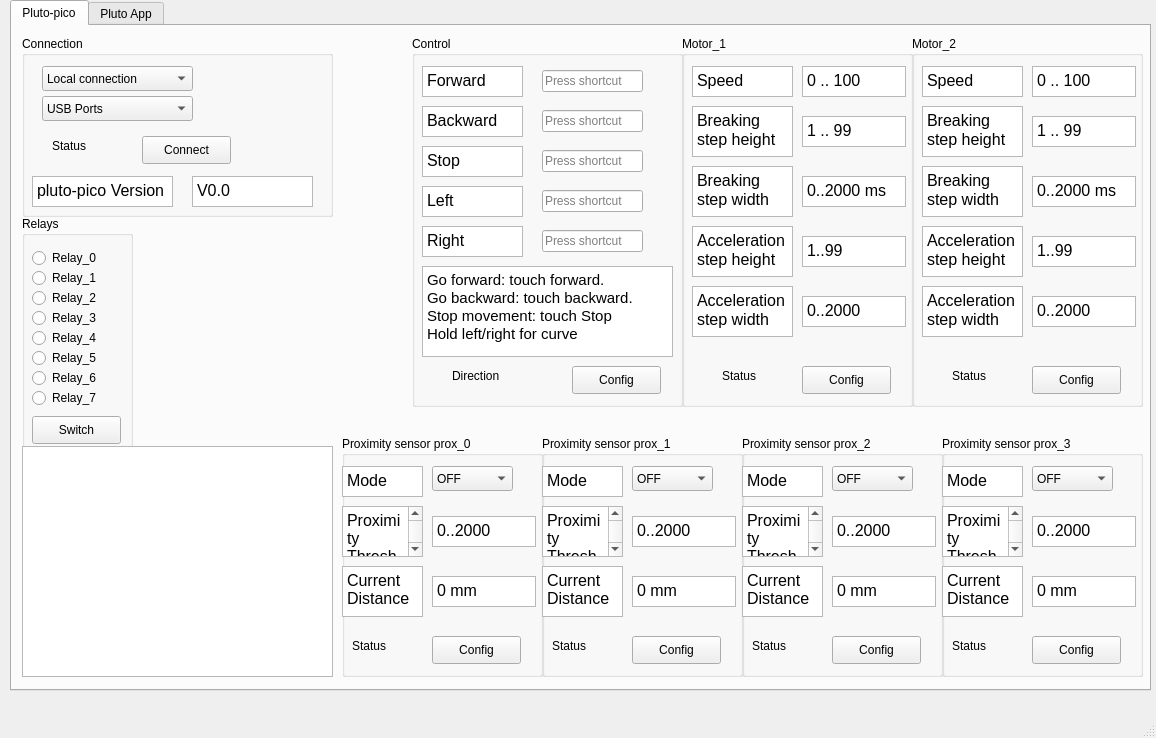
This is ui/pluto_control.ui in jruelli/pluto_control as Qt 5 draws it before an edit. The edited form follows.
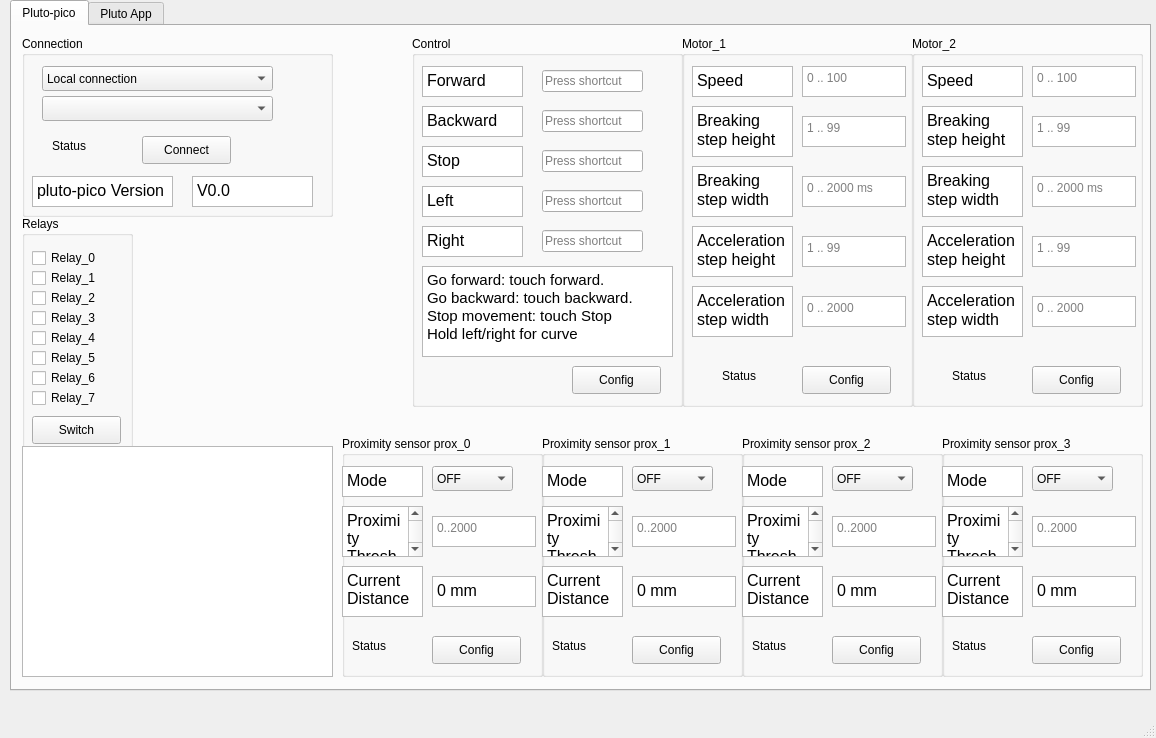
This is the edited form.

Commit message: list all available usb devices

What changed in the file:
```diff
--- a/ui/pluto_control.ui
+++ b/ui/pluto_control.ui
@@ -50,7 +50,7 @@
         <rect>
          <x>20</x>
          <y>30</y>
-         <width>151</width>
+         <width>231</width>
          <height>25</height>
         </rect>
        </property>
@@ -70,15 +70,10 @@
         <rect>
          <x>20</x>
          <y>60</y>
-         <width>151</width>
+         <width>231</width>
          <height>25</height>
         </rect>
        </property>
-       <item>
-        <property name="text">
-         <string>USB Ports</string>
-        </property>
-       </item>
       </widget>
       <widget class="QPushButton" name="pushButton">
        <property name="geometry">
@@ -166,7 +161,7 @@
         <string>Switch</string>
        </property>
       </widget>
-      <widget class="QRadioButton" name="radioButton">
+      <widget class="QCheckBox" name="bt_relay_0">
        <property name="geometry">
         <rect>
          <x>10</x>
@@ -179,7 +174,7 @@
         <string>Relay_0</string>
        </property>
       </widget>
-      <widget class="QRadioButton" name="radioButton_2">
+      <widget class="QCheckBox" name="bt_relay_1">
        <property name="geometry">
         <rect>
          <x>10</x>
@@ -192,7 +187,7 @@
         <string>Relay_1</string>
        </property>
       </widget>
-      <widget class="QRadioButton" name="radioButton_3">
+      <widget class="QCheckBox" name="bt_relay_2">
        <property name="geometry">
         <rect>
          <x>10</x>
@@ -205,7 +200,7 @@
         <string>Relay_3</string>
        </property>
       </widget>
-      <widget class="QRadioButton" name="radioButton_4">
+      <widget class="QCheckBox" name="bt_relay_3">
        <property name="geometry">
         <rect>
          <x>10</x>
@@ -218,7 +213,7 @@
         <string>Relay_2</string>
        </property>
       </widget>
-      <widget class="QRadioButton" name="radioButton_5">
+      <widget class="QCheckBox" name="bt_relay_4">
        <property name="geometry">
         <rect>
          <x>10</x>
@@ -231,7 +226,7 @@
         <string>Relay_7</string>
        </property>
       </widget>
-      <widget class="QRadioButton" name="radioButton_6">
+      <widget class="QCheckBox" name="bt_relay_5">
        <property name="geometry">
         <rect>
          <x>10</x>
@@ -244,7 +239,7 @@
         <string>Relay_5</string>
        </property>
       </widget>
-      <widget class="QRadioButton" name="radioButton_7">
+      <widget class="QCheckBox" name="bt_relay_6">
        <property name="geometry">
         <rect>
          <x>10</x>
@@ -257,7 +252,7 @@
         <string>Relay_6</string>
        </property>
       </widget>
-      <widget class="QRadioButton" name="radioButton_8">
+      <widget class="QCheckBox" name="bt_relay_7">
        <property name="geometry">
         <rect>
          <x>10</x>
@@ -366,7 +361,10 @@
 &lt;html&gt;&lt;head&gt;&lt;meta name=&quot;qrichtext&quot; content=&quot;1&quot; /&gt;&lt;style type=&quot;text/css&quot;&gt;
 p, li { white-space: pre-wrap; }
 &lt;/style&gt;&lt;/head&gt;&lt;body style=&quot; font-family:'MS Shell Dlg 2'; font-size:12pt; font-weight:400; font-style:normal;&quot;&gt;
-&lt;p style=&quot; margin-top:0px; margin-bottom:0px; margin-left:0px; margin-right:0px; -qt-block-indent:0; text-indent:0px;&quot;&gt;0..2000&lt;/p&gt;&lt;/body&gt;&lt;/html&gt;</string>
+&lt;p style=&quot;-qt-paragraph-type:empty; margin-top:0px; margin-bottom:0px; margin-left:0px; margin-right:0px; -qt-block-indent:0; text-indent:0px;&quot;&gt;&lt;br /&gt;&lt;/p&gt;&lt;/body&gt;&lt;/html&gt;</string>
+       </property>
+       <property name="placeholderText">
+        <string>0..2000</string>
        </property>
       </widget>
       <widget class="QPushButton" name="pushButton_4">
@@ -515,7 +513,10 @@
 &lt;html&gt;&lt;head&gt;&lt;meta name=&quot;qrichtext&quot; content=&quot;1&quot; /&gt;&lt;style type=&quot;text/css&quot;&gt;
 p, li { white-space: pre-wrap; }
 &lt;/style&gt;&lt;/head&gt;&lt;body style=&quot; font-family:'MS Shell Dlg 2'; font-size:12pt; font-weight:400; font-style:normal;&quot;&gt;
-&lt;p style=&quot; margin-top:0px; margin-bottom:0px; margin-left:0px; margin-right:0px; -qt-block-indent:0; text-indent:0px;&quot;&gt;0..2000&lt;/p&gt;&lt;/body&gt;&lt;/html&gt;</string>
+&lt;p style=&quot;-qt-paragraph-type:empty; margin-top:0px; margin-bottom:0px; margin-left:0px; margin-right:0px; -qt-block-indent:0; text-indent:0px;&quot;&gt;&lt;br /&gt;&lt;/p&gt;&lt;/body&gt;&lt;/html&gt;</string>
+       </property>
+       <property name="placeholderText">
+        <string>0..2000</string>
        </property>
       </widget>
       <widget class="QPushButton" name="pushButton_5">
@@ -664,7 +665,10 @@
 &lt;html&gt;&lt;head&gt;&lt;meta name=&quot;qrichtext&quot; content=&quot;1&quot; /&gt;&lt;style type=&quot;text/css&quot;&gt;
 p, li { white-space: pre-wrap; }
 &lt;/style&gt;&lt;/head&gt;&lt;body style=&quot; font-family:'MS Shell Dlg 2'; font-size:12pt; font-weight:400; font-style:normal;&quot;&gt;
-&lt;p style=&quot; margin-top:0px; margin-bottom:0px; margin-left:0px; margin-right:0px; -qt-block-indent:0; text-indent:0px;&quot;&gt;0..2000&lt;/p&gt;&lt;/body&gt;&lt;/html&gt;</string>
+&lt;p style=&quot;-qt-paragraph-type:empty; margin-top:0px; margin-bottom:0px; margin-left:0px; margin-right:0px; -qt-block-indent:0; text-indent:0px;&quot;&gt;&lt;br /&gt;&lt;/p&gt;&lt;/body&gt;&lt;/html&gt;</string>
+       </property>
+       <property name="placeholderText">
+        <string>0..2000</string>
        </property>
       </widget>
       <widget class="QPushButton" name="pushButton_6">
@@ -813,7 +817,10 @@
 &lt;html&gt;&lt;head&gt;&lt;meta name=&quot;qrichtext&quot; content=&quot;1&quot; /&gt;&lt;style type=&quot;text/css&quot;&gt;
 p, li { white-space: pre-wrap; }
 &lt;/style&gt;&lt;/head&gt;&lt;body style=&quot; font-family:'MS Shell Dlg 2'; font-size:12pt; font-weight:400; font-style:normal;&quot;&gt;
-&lt;p style=&quot; margin-top:0px; margin-bottom:0px; margin-left:0px; margin-right:0px; -qt-block-indent:0; text-indent:0px;&quot;&gt;0..2000&lt;/p&gt;&lt;/body&gt;&lt;/html&gt;</string>
+&lt;p style=&quot;-qt-paragraph-type:empty; margin-top:0px; margin-bottom:0px; margin-left:0px; margin-right:0px; -qt-block-indent:0; text-indent:0px;&quot;&gt;&lt;br /&gt;&lt;/p&gt;&lt;/body&gt;&lt;/html&gt;</string>
+       </property>
+       <property name="placeholderText">
+        <string>0..2000</string>
        </property>
       </widget>
       <widget class="QPushButton" name="pushButton_7">
@@ -992,7 +999,10 @@
 &lt;html&gt;&lt;head&gt;&lt;meta name=&quot;qrichtext&quot; content=&quot;1&quot; /&gt;&lt;style type=&quot;text/css&quot;&gt;
 p, li { white-space: pre-wrap; }
 &lt;/style&gt;&lt;/head&gt;&lt;body style=&quot; font-family:'MS Shell Dlg 2'; font-size:12pt; font-weight:400; font-style:normal;&quot;&gt;
-&lt;p style=&quot; margin-top:0px; margin-bottom:0px; margin-left:0px; margin-right:0px; -qt-block-indent:0; text-indent:0px;&quot;&gt;1 .. 99&lt;/p&gt;&lt;/body&gt;&lt;/html&gt;</string>
+&lt;p style=&quot;-qt-paragraph-type:empty; margin-top:0px; margin-bottom:0px; margin-left:0px; margin-right:0px; -qt-block-indent:0; text-indent:0px;&quot;&gt;&lt;br /&gt;&lt;/p&gt;&lt;/body&gt;&lt;/html&gt;</string>
+       </property>
+       <property name="placeholderText">
+        <string>1 .. 99</string>
        </property>
       </widget>
       <widget class="QTextEdit" name="textEdit_39">
@@ -1009,7 +1019,10 @@
 &lt;html&gt;&lt;head&gt;&lt;meta name=&quot;qrichtext&quot; content=&quot;1&quot; /&gt;&lt;style type=&quot;text/css&quot;&gt;
 p, li { white-space: pre-wrap; }
 &lt;/style&gt;&lt;/head&gt;&lt;body style=&quot; font-family:'MS Shell Dlg 2'; font-size:12pt; font-weight:400; font-style:normal;&quot;&gt;
-&lt;p style=&quot; margin-top:0px; margin-bottom:0px; margin-left:0px; margin-right:0px; -qt-block-indent:0; text-indent:0px;&quot;&gt;0..2000 ms&lt;/p&gt;&lt;/body&gt;&lt;/html&gt;</string>
+&lt;p style=&quot;-qt-paragraph-type:empty; margin-top:0px; margin-bottom:0px; margin-left:0px; margin-right:0px; -qt-block-indent:0; text-indent:0px;&quot;&gt;&lt;br /&gt;&lt;/p&gt;&lt;/body&gt;&lt;/html&gt;</string>
+       </property>
+       <property name="placeholderText">
+        <string>0 .. 2000 ms</string>
        </property>
       </widget>
       <widget class="QTextEdit" name="textEdit_40">
@@ -1026,7 +1039,10 @@
 &lt;html&gt;&lt;head&gt;&lt;meta name=&quot;qrichtext&quot; content=&quot;1&quot; /&gt;&lt;style type=&quot;text/css&quot;&gt;
 p, li { white-space: pre-wrap; }
 &lt;/style&gt;&lt;/head&gt;&lt;body style=&quot; font-family:'MS Shell Dlg 2'; font-size:12pt; font-weight:400; font-style:normal;&quot;&gt;
-&lt;p style=&quot; margin-top:0px; margin-bottom:0px; margin-left:0px; margin-right:0px; -qt-block-indent:0; text-indent:0px;&quot;&gt;1..99&lt;/p&gt;&lt;/body&gt;&lt;/html&gt;</string>
+&lt;p style=&quot;-qt-paragraph-type:empty; margin-top:0px; margin-bottom:0px; margin-left:0px; margin-right:0px; -qt-block-indent:0; text-indent:0px;&quot;&gt;&lt;br /&gt;&lt;/p&gt;&lt;/body&gt;&lt;/html&gt;</string>
+       </property>
+       <property name="placeholderText">
+        <string>1 .. 99</string>
        </property>
       </widget>
       <widget class="QTextEdit" name="textEdit_41">
@@ -1043,7 +1059,10 @@
 &lt;html&gt;&lt;head&gt;&lt;meta name=&quot;qrichtext&quot; content=&quot;1&quot; /&gt;&lt;style type=&quot;text/css&quot;&gt;
 p, li { white-space: pre-wrap; }
 &lt;/style&gt;&lt;/head&gt;&lt;body style=&quot; font-family:'MS Shell Dlg 2'; font-size:12pt; font-weight:400; font-style:normal;&quot;&gt;
-&lt;p style=&quot; margin-top:0px; margin-bottom:0px; margin-left:0px; margin-right:0px; -qt-block-indent:0; text-indent:0px;&quot;&gt;0..2000&lt;/p&gt;&lt;/body&gt;&lt;/html&gt;</string>
+&lt;p style=&quot;-qt-paragraph-type:empty; margin-top:0px; margin-bottom:0px; margin-left:0px; margin-right:0px; -qt-block-indent:0; text-indent:0px;&quot;&gt;&lt;br /&gt;&lt;/p&gt;&lt;/body&gt;&lt;/html&gt;</string>
+       </property>
+       <property name="placeholderText">
+        <string>0 .. 2000</string>
        </property>
       </widget>
       <widget class="QTextEdit" name="textEdit_42">
@@ -1060,7 +1079,10 @@
 &lt;html&gt;&lt;head&gt;&lt;meta name=&quot;qrichtext&quot; content=&quot;1&quot; /&gt;&lt;style type=&quot;text/css&quot;&gt;
 p, li { white-space: pre-wrap; }
 &lt;/style&gt;&lt;/head&gt;&lt;body style=&quot; font-family:'MS Shell Dlg 2'; font-size:12pt; font-weight:400; font-style:normal;&quot;&gt;
-&lt;p style=&quot; margin-top:0px; margin-bottom:0px; margin-left:0px; margin-right:0px; -qt-block-indent:0; text-indent:0px;&quot;&gt;0 .. 100&lt;/p&gt;&lt;/body&gt;&lt;/html&gt;</string>
+&lt;p style=&quot;-qt-paragraph-type:empty; margin-top:0px; margin-bottom:0px; margin-left:0px; margin-right:0px; -qt-block-indent:0; text-indent:0px;&quot;&gt;&lt;br /&gt;&lt;/p&gt;&lt;/body&gt;&lt;/html&gt;</string>
+       </property>
+       <property name="placeholderText">
+        <string>0 .. 100</string>
        </property>
       </widget>
       <widget class="QPushButton" name="pushButton_9">
@@ -1270,19 +1292,6 @@
 &lt;p style=&quot; margin-top:0px; margin-bottom:0px; margin-left:0px; margin-right:0px; -qt-block-indent:0; text-indent:0px;&quot;&gt;Stop&lt;/p&gt;&lt;/body&gt;&lt;/html&gt;</string>
        </property>
       </widget>
-      <widget class="QLabel" name="label_7">
-       <property name="geometry">
-        <rect>
-         <x>40</x>
-         <y>330</y>
-         <width>69</width>
-         <height>20</height>
-        </rect>
-       </property>
-       <property name="text">
-        <string>Direction</string>
-       </property>
-      </widget>
      </widget>
      <widget class="QGroupBox" name="groupBox_10">
       <property name="geometry">
@@ -1399,7 +1408,10 @@
 &lt;html&gt;&lt;head&gt;&lt;meta name=&quot;qrichtext&quot; content=&quot;1&quot; /&gt;&lt;style type=&quot;text/css&quot;&gt;
 p, li { white-space: pre-wrap; }
 &lt;/style&gt;&lt;/head&gt;&lt;body style=&quot; font-family:'MS Shell Dlg 2'; font-size:12pt; font-weight:400; font-style:normal;&quot;&gt;
-&lt;p style=&quot; margin-top:0px; margin-bottom:0px; margin-left:0px; margin-right:0px; -qt-block-indent:0; text-indent:0px;&quot;&gt;1 .. 99&lt;/p&gt;&lt;/body&gt;&lt;/html&gt;</string>
+&lt;p style=&quot;-qt-paragraph-type:empty; margin-top:0px; margin-bottom:0px; margin-left:0px; margin-right:0px; -qt-block-indent:0; text-indent:0px;&quot;&gt;&lt;br /&gt;&lt;/p&gt;&lt;/body&gt;&lt;/html&gt;</string>
+       </property>
+       <property name="placeholderText">
+        <string>1 .. 99</string>
        </property>
       </widget>
       <widget class="QTextEdit" name="textEdit_55">
@@ -1416,7 +1428,10 @@
 &lt;html&gt;&lt;head&gt;&lt;meta name=&quot;qrichtext&quot; content=&quot;1&quot; /&gt;&lt;style type=&quot;text/css&quot;&gt;
 p, li { white-space: pre-wrap; }
 &lt;/style&gt;&lt;/head&gt;&lt;body style=&quot; font-family:'MS Shell Dlg 2'; font-size:12pt; font-weight:400; font-style:normal;&quot;&gt;
-&lt;p style=&quot; margin-top:0px; margin-bottom:0px; margin-left:0px; margin-right:0px; -qt-block-indent:0; text-indent:0px;&quot;&gt;0..2000 ms&lt;/p&gt;&lt;/body&gt;&lt;/html&gt;</string>
+&lt;p style=&quot;-qt-paragraph-type:empty; margin-top:0px; margin-bottom:0px; margin-left:0px; margin-right:0px; -qt-block-indent:0; text-indent:0px;&quot;&gt;&lt;br /&gt;&lt;/p&gt;&lt;/body&gt;&lt;/html&gt;</string>
+       </property>
+       <property name="placeholderText">
+        <string>0 .. 2000 ms</string>
        </property>
       </widget>
       <widget class="QTextEdit" name="textEdit_56">
@@ -1433,7 +1448,10 @@
 &lt;html&gt;&lt;head&gt;&lt;meta name=&quot;qrichtext&quot; content=&quot;1&quot; /&gt;&lt;style type=&quot;text/css&quot;&gt;
 p, li { white-space: pre-wrap; }
 &lt;/style&gt;&lt;/head&gt;&lt;body style=&quot; font-family:'MS Shell Dlg 2'; font-size:12pt; font-weight:400; font-style:normal;&quot;&gt;
-&lt;p style=&quot; margin-top:0px; margin-bottom:0px; margin-left:0px; margin-right:0px; -qt-block-indent:0; text-indent:0px;&quot;&gt;1..99&lt;/p&gt;&lt;/body&gt;&lt;/html&gt;</string>
+&lt;p style=&quot;-qt-paragraph-type:empty; margin-top:0px; margin-bottom:0px; margin-left:0px; margin-right:0px; -qt-block-indent:0; text-indent:0px;&quot;&gt;&lt;br /&gt;&lt;/p&gt;&lt;/body&gt;&lt;/html&gt;</string>
+       </property>
+       <property name="placeholderText">
+        <string>1 .. 99</string>
        </property>
       </widget>
       <widget class="QTextEdit" name="textEdit_57">
@@ -1450,7 +1468,10 @@
 &lt;html&gt;&lt;head&gt;&lt;meta name=&quot;qrichtext&quot; content=&quot;1&quot; /&gt;&lt;style type=&quot;text/css&quot;&gt;
 p, li { white-space: pre-wrap; }
 &lt;/style&gt;&lt;/head&gt;&lt;body style=&quot; font-family:'MS Shell Dlg 2'; font-size:12pt; font-weight:400; font-style:normal;&quot;&gt;
-&lt;p style=&quot; margin-top:0px; margin-bottom:0px; margin-left:0px; margin-right:0px; -qt-block-indent:0; text-indent:0px;&quot;&gt;0..2000&lt;/p&gt;&lt;/body&gt;&lt;/html&gt;</string>
+&lt;p style=&quot;-qt-paragraph-type:empty; margin-top:0px; margin-bottom:0px; margin-left:0px; margin-right:0px; -qt-block-indent:0; text-indent:0px;&quot;&gt;&lt;br /&gt;&lt;/p&gt;&lt;/body&gt;&lt;/html&gt;</string>
+       </property>
+       <property name="placeholderText">
+        <string>0 .. 2000</string>
        </property>
       </widget>
       <widget class="QTextEdit" name="textEdit_58">
@@ -1467,7 +1488,10 @@
 &lt;html&gt;&lt;head&gt;&lt;meta name=&quot;qrichtext&quot; content=&quot;1&quot; /&gt;&lt;style type=&quot;text/css&quot;&gt;
 p, li { white-space: pre-wrap; }
 &lt;/style&gt;&lt;/head&gt;&lt;body style=&quot; font-family:'MS Shell Dlg 2'; font-size:12pt; font-weight:400; font-style:normal;&quot;&gt;
-&lt;p style=&quot; margin-top:0px; margin-bottom:0px; margin-left:0px; margin-right:0px; -qt-block-indent:0; text-indent:0px;&quot;&gt;0 .. 100&lt;/p&gt;&lt;/body&gt;&lt;/html&gt;</string>
+&lt;p style=&quot;-qt-paragraph-type:empty; margin-top:0px; margin-bottom:0px; margin-left:0px; margin-right:0px; -qt-block-indent:0; text-indent:0px;&quot;&gt;&lt;br /&gt;&lt;/p&gt;&lt;/body&gt;&lt;/html&gt;</string>
+       </property>
+       <property name="placeholderText">
+        <string>0 .. 100</string>
        </property>
       </widget>
       <widget class="QPushButton" name="pushButton_11">
```
Left out of the diff: 105 changed lines with no effect on the pictures. The commit also changes 2 other files.
